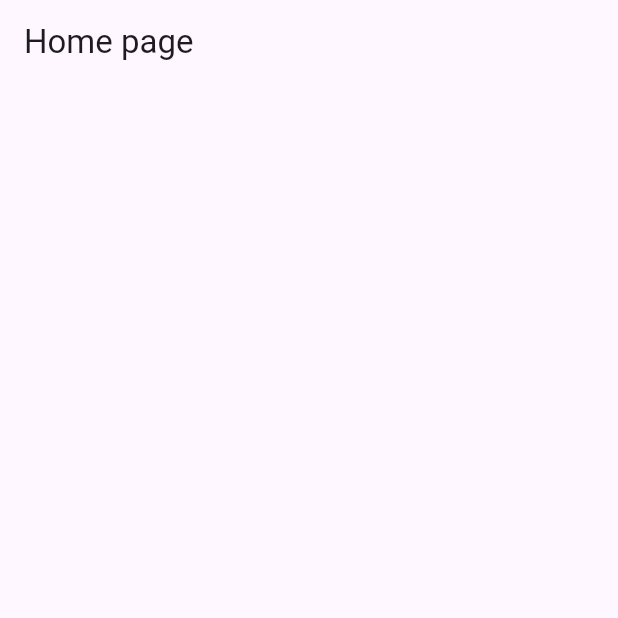
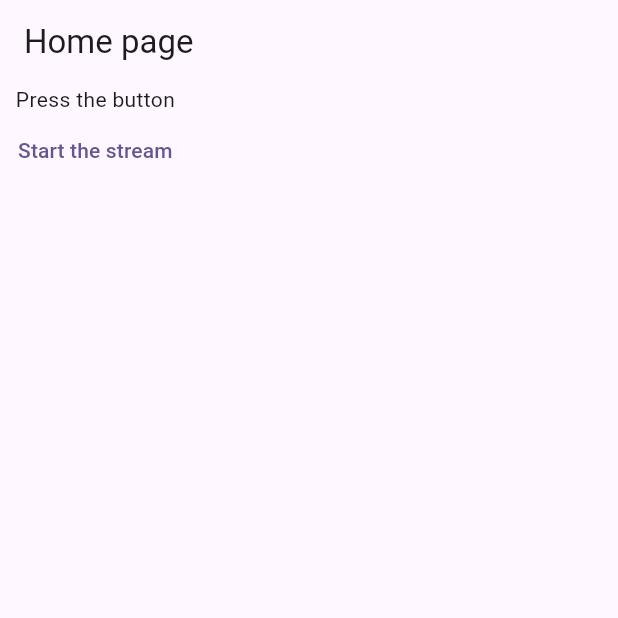
Before and after one commit to serdar1205/rx-dart, a Flutter app: the screen it shows after launch, on a phone screen of 412 x 824 dp, the top half of it. Run offline on Flutter 3.47's test engine with Material 3 defaults, Android fonts, the phone set to English and light mode, and no system bars; our stand-ins replace rxdart.

Commit message:
step-6 switchMap

```diff
--- a/lib/main.dart
+++ b/lib/main.dart
@@ -1,5 +1,4 @@
 import 'package:flutter/material.dart';
-import 'package:flutter_hooks/flutter_hooks.dart';
 import 'package:rxdart/rxdart.dart';
 import 'dart:developer' as devtools show log;
 
@@ -28,30 +27,55 @@ class MyApp extends StatelessWidget {
   }
 }
 
-void test() async {
-  final stream1 = Stream.periodic(
-      const Duration(seconds: 1), (count) => 'Stream 1, count = $count').take(3);
-
-  final stream2 = Stream.periodic(
-      const Duration(seconds: 3), (count) => 'Stream 2, count = $count').take(10);
-  /// 3 sekunt gecyanca result print etmeyar
-  final result = Rx.zip2(stream1, stream2, (a, b) =>
-  'Zipped result, A = ($a), B = ($b)');
-
-  await for (final value in result) {
-    value.log();
-  }
-}
-
-class HomePage extends StatelessWidget {
+class HomePage extends StatefulWidget {
   const HomePage({super.key});
 
   @override
+  State<HomePage> createState() => _HomePageState();
+}
+
+class _HomePageState extends State<HomePage> {
+  late final BehaviorSubject<DateTime> subject;
+  late final Stream<String> streamOfStrings;
+
+  @override
+  void initState() {
+    super.initState();
+    subject = BehaviorSubject<DateTime>();
+    streamOfStrings = subject.switchMap((dateTime) => Stream.periodic(
+        const Duration(seconds: 1),
+        (count) => 'Stream count = $count, dateTime = $dateTime'));
+  }
+
+  @override
+  void dispose() {
+    subject.close();
+    super.dispose();
+  }
+
+  @override
   Widget build(BuildContext context) {
-    test();
     return Scaffold(
-      appBar: AppBar(title: Text('Home page')),
-      body: Container(),
+      appBar: AppBar(title: const Text('Home page')),
+      body: Column(
+        children: [
+
+          StreamBuilder<String>(
+              stream: streamOfStrings,
+              builder: (context, snapshot){
+                if (snapshot.hasData) {
+                  final string = snapshot.requireData;
+                  return Text(string);
+                }  else{
+                  return const Text('Press the button');
+                }
+              }),
+
+          TextButton(onPressed: (){
+            subject.add(DateTime.now());
+          }, child: const Text('Start the stream'))
+        ],
+      ),
     );
   }
 }
```
